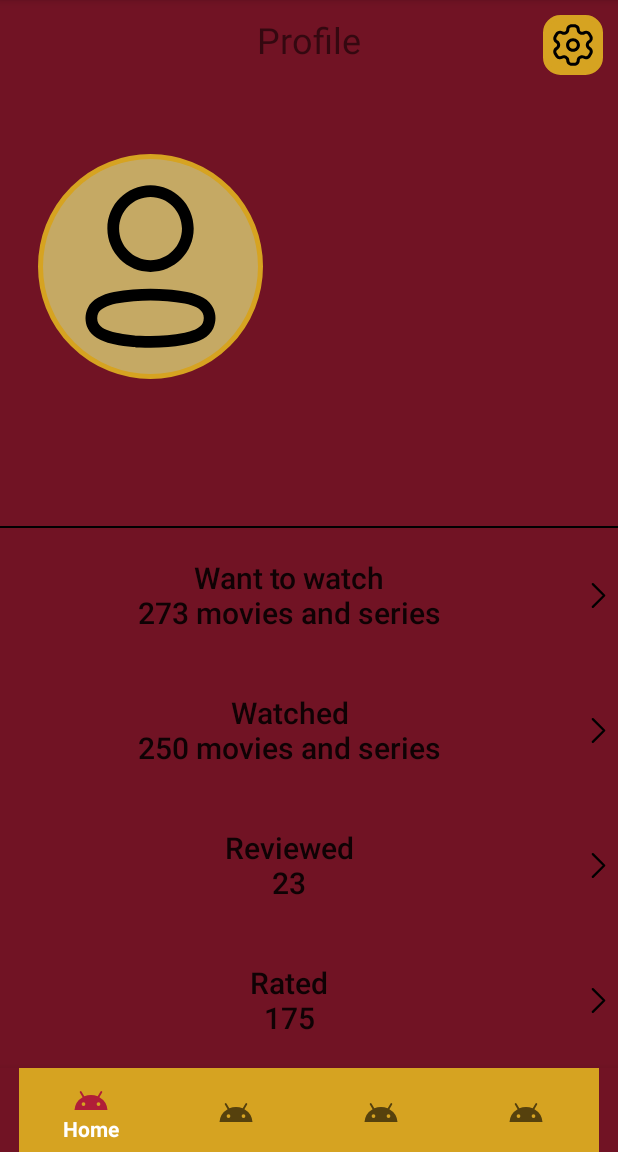
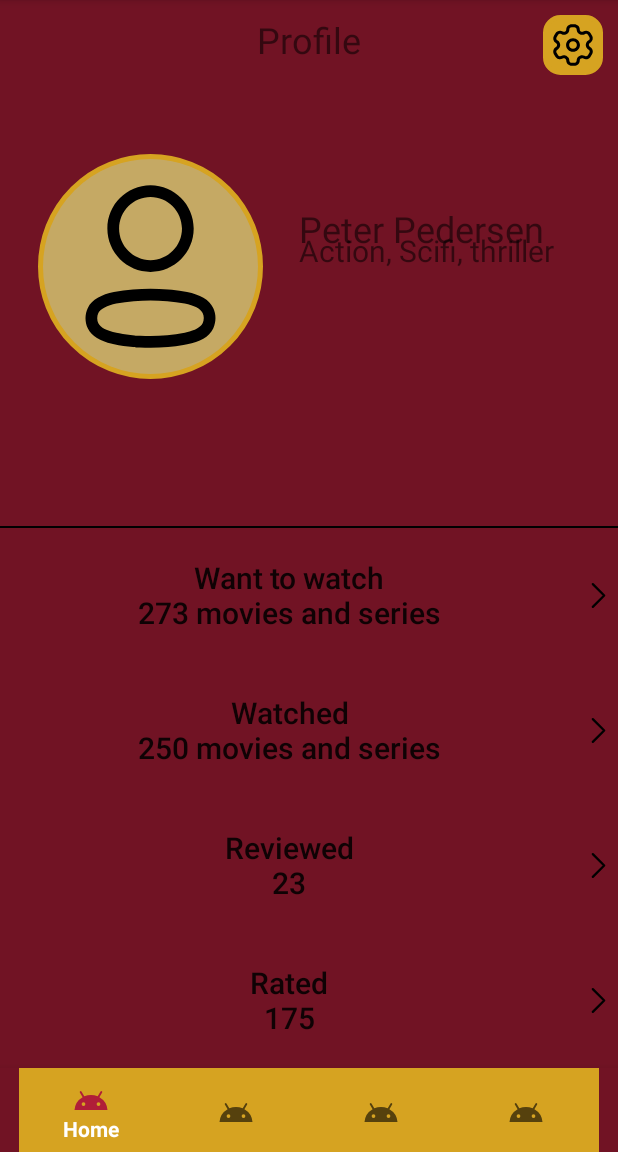
Before and after one commit to Idkirsch/filmVenner, an Android app: the fragment ProfileFragment placed in its activity, on a phone screen of 412 x 824 dp, the part 84-1236 px from its top. Run offline under Robolectric (Android 15) with nearby library versions, the phone set to English and light mode, and no system bars.

Commit message:
text view på profile

```diff
--- a/app/src/main/res/layout/fragment_profile.xml
+++ b/app/src/main/res/layout/fragment_profile.xml
@@ -153,8 +153,41 @@
         android:scaleType="fitXY"
         android:src="@drawable/ic_profile" />
 
+    <TextView
+        android:id="@+id/ProfileGenreTV"
+        android:layout_width="190dp"
+        android:layout_height="wrap_content"
+        android:layout_above="@+id/divider"
+        android:layout_alignParentEnd="true"
+        android:layout_alignParentRight="true"
+        android:layout_marginStart="24dp"
+        android:layout_marginLeft="24dp"
+        android:layout_marginEnd="22dp"
+        android:layout_marginRight="22dp"
+        android:layout_marginBottom="170dp"
+        android:layout_toEndOf="@+id/imageProfilePic"
+        android:layout_toRightOf="@+id/imageProfilePic"
+        android:text="Action, Scifi, thriller"
+        android:textSize="20sp" />
 
-
+    <TextView
+        android:id="@+id/ProfileNameTV"
+        android:layout_width="172dp"
+        android:layout_height="wrap_content"
+        android:layout_above="@+id/profile"
+        android:layout_alignParentTop="true"
+        android:layout_alignParentEnd="true"
+        android:layout_alignParentRight="true"
+        android:layout_marginStart="24dp"
+        android:layout_marginLeft="24dp"
+        android:layout_marginTop="136dp"
+        android:layout_marginEnd="39dp"
+        android:layout_marginRight="39dp"
+        android:layout_marginBottom="1dp"
+        android:layout_toEndOf="@+id/imageProfilePic"
+        android:layout_toRightOf="@+id/imageProfilePic"
+        android:text="Peter Pedersen"
+        android:textSize="24sp" />
 
 
 </RelativeLayout>
```
